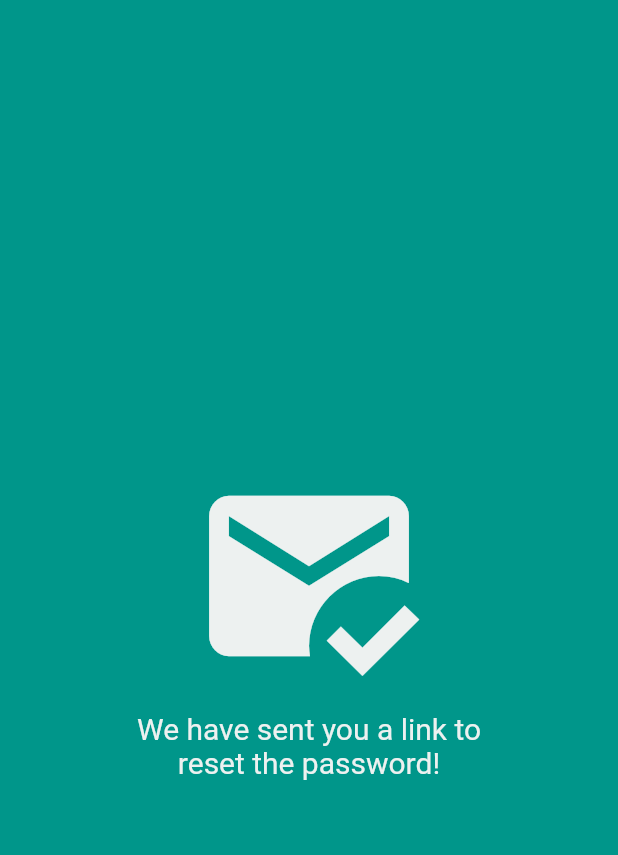
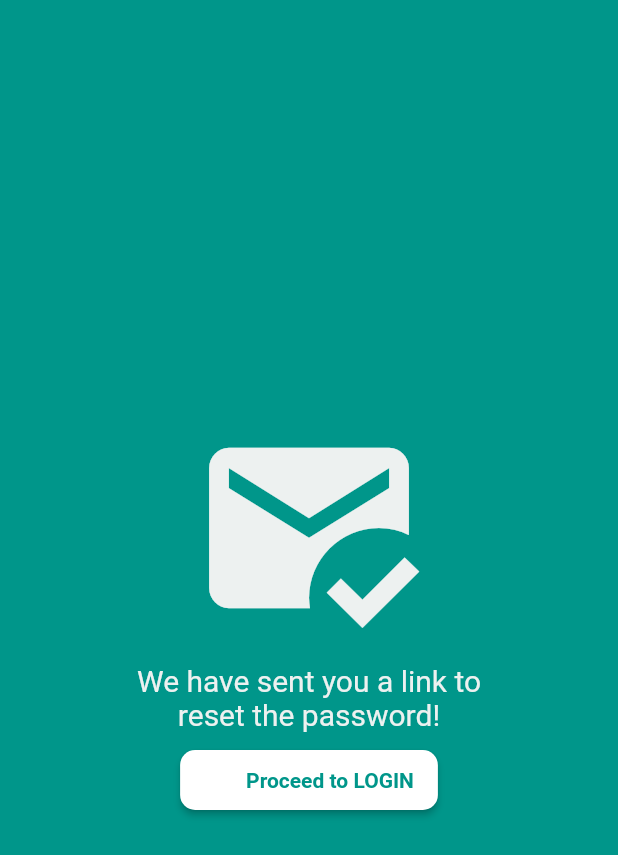
Before and after one commit to isavtars/gk, a Flutter app: the CheckMailScreen screen opened directly, on a phone screen of 412 x 824 dp. Shown: the top 855 px of the screen. Run offline on Flutter 3.47's test engine with Material 2 defaults, Android fonts, the phone set to English and light mode, and no system bars; our stand-ins replace cloud_firestore, firebase_auth, firebase_core, firebase_storage, flutter_switch, get and 3 more; accounts and stored records are empty.

Commit message:
worked on checked main_screen.dart

```diff
--- a/lib/Screen/auth/check_mainscreen.dart
+++ b/lib/Screen/auth/check_mainscreen.dart
@@ -1,8 +1,14 @@
-
 import 'package:flutter/material.dart';
+import 'package:get/get.dart';
+import 'package:gk/Screen/auth/login.dart';
+import 'package:gk/styles/color.dart';
 
 class CheckMailScreen extends StatelessWidget {
   const CheckMailScreen({super.key});
+
+  void login() {
+    Get.to(const LoginScreen());
+  }
 
   @override
   Widget build(BuildContext context) {
@@ -28,6 +34,21 @@ class CheckMailScreen extends StatelessWidget {
               textAlign: TextAlign.center,
             ),
           ),
+          Padding(
+            padding: const EdgeInsets.all(8.0),
+            child: ElevatedButton.icon(
+              onPressed: login,
+              icon: const Icon(Icons.arrow_forward),
+              label: const Padding(
+                padding: EdgeInsets.only(top: 12.0, bottom: 12.0),
+                child: Text('Proceed to LOGIN', style: TextStyle(color: kGreenColor, fontWeight: FontWeight.bold),),
+              ),
+              style: ElevatedButton.styleFrom(
+                backgroundColor: Colors.white, shape: RoundedRectangleBorder(borderRadius: BorderRadius.circular(10.0))
+              ),
+            ),
+          )
+          // TextButton(onPressed: login, child: const Text('Proceed to LOGIN', style: TextStyle(color: Colors.white, fontWeight: FontWeight.bold, decoration: TextDecoration.underline),))
         ],
       )),
     );
--- a/lib/Screen/auth/forgot_password_screen.dart
+++ b/lib/Screen/auth/forgot_password_screen.dart
@@ -109,12 +109,12 @@ class _ForgetScreenState extends State<ForgotPassScreen> {
                       key: _formKey,
                       child: CustomeInputs(
                         textEditingController: emailController,
-                        hintText: "Emaill",
+                        hintText: "Email",
                         icons: Icons.alternate_email,
                         textinputTypes: TextInputType.emailAddress,
                         validators: (value) {
                           if (value!.isEmpty) {
-                            return "Enater The email";
+                            return "Enter the email";
                           }
                           return null;
                         },
--- a/lib/Screen/auth/login.dart
+++ b/lib/Screen/auth/login.dart
@@ -1,6 +1,7 @@
 import 'package:flutter/gestures.dart';
 import 'package:flutter/material.dart';
 import 'package:get/get.dart';
+import 'package:gk/logic/user_controller.dart';
 
 import '../../resources/auth_resources.dart';
 import '../../styles/color.dart';
@@ -42,12 +43,13 @@ class _LoginScreenState extends State<LoginScreen> {
         ScaffoldMessenger.of(context).showSnackBar(
           SnackBar(
             content: Text(res.toString()),
-            backgroundColor: Colors.green,
+            backgroundColor: Colors.red,
           ),
         );
       });
     } else {
       _formGlobal.currentState!.reset();
+
     }
     setState(() {
       _isLoading = false;
--- a/lib/Screen/auth/verefirdmail.dart
+++ b/lib/Screen/auth/verefirdmail.dart
@@ -2,6 +2,8 @@ import 'dart:async';
 
 import 'package:firebase_auth/firebase_auth.dart';
 import 'package:flutter/material.dart';
+import 'package:get/get.dart';
+import 'package:gk/logic/user_controller.dart';
 
 import '../../resources/auth_resources.dart';
 import '../userprofile/update_user_profile.dart';
@@ -77,6 +79,7 @@ class _VerifeidEmailScreenState extends State<VerifeidEmailScreen> {
           );
         });
       }
+      Get.lazyPut(() => UserController());
     }
   }
 
```
